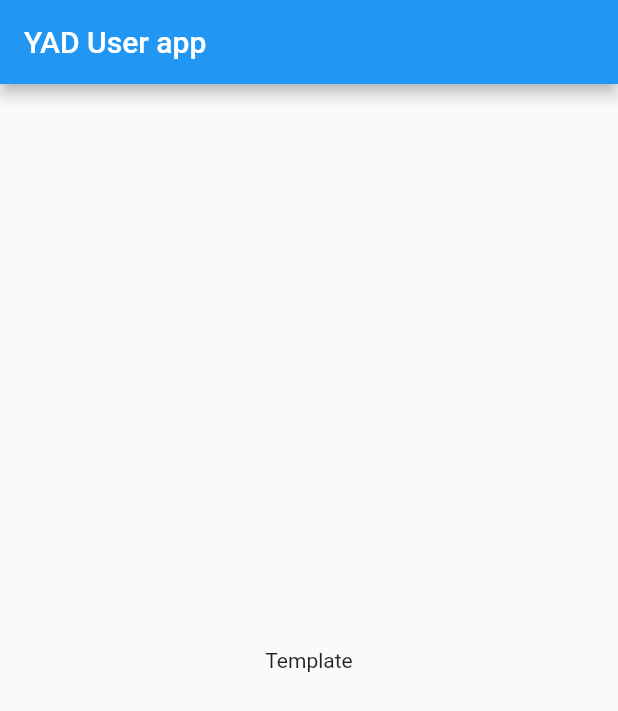
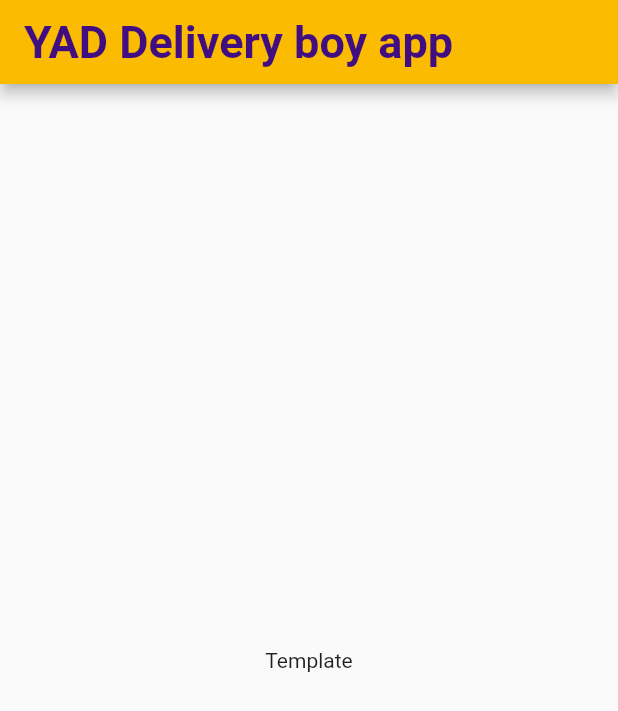
Before and after one commit to MAVIKE/yad-flutter, a Flutter app: the screen it shows after launch, on a phone screen of 412 x 824 dp. Shown: the top 711 px of the screen. Run offline on Flutter 3.47's test engine with Material 2 defaults, Android fonts, the phone set to English and light mode, and no system bars; our stand-ins replace built_collection, built_value, dio, flutter_bloc.

Commit message:
gh-22 Add theme

```diff
--- /dev/null
+++ b/lib/core/theme/i_theme/i_login_theme.dart
@@ -0,0 +1,8 @@
+part of 'i_theme.dart';
+
+abstract class ILoginTheme {
+  Color get buttonBackground;
+  Color get buttonForeground;
+  Color get cardBackground;
+  Color get cardForeground;
+}
--- /dev/null
+++ b/lib/core/theme/i_theme/i_profile_theme.dart
@@ -0,0 +1,15 @@
+part of "i_theme.dart";
+
+abstract class IProfileTheme {
+  Color get background;
+  Color get foreground;
+  Color get expandIconColor;
+  IconData get expandIcon;
+
+  Color get userBackground;
+  Color get userForeground;
+  Color get addressBackground;
+  Color get addressForeground;
+  Color get ordersBackground;
+  Color get ordersForeground;
+}
--- /dev/null
+++ b/lib/core/theme/i_theme/i_theme.dart
@@ -0,0 +1,13 @@
+import 'package:flutter/material.dart';
+part 'i_profile_theme.dart';
+part 'i_login_theme.dart';
+
+abstract class ITheme {
+  Color get inputBackground;
+  Color get inputForeground;
+
+  IProfileTheme get profileTheme;
+  ILoginTheme get loginTheme;
+  AppBarTheme get appBarTheme;
+  ThemeData get themeData;
+}
--- a/lib/main.dart
+++ b/lib/main.dart
@@ -1,21 +1,26 @@
 import 'package:flutter/material.dart';
+import 'package:flutter_bloc/flutter_bloc.dart';
+import 'package:yad/core/theme/i_theme/i_theme.dart';
+import 'package:yad/core/theme/light_theme/light_theme.dart';
 
 void main() {
-  runApp(MyApp());
+  runApp(RepositoryProvider<ITheme>(
+    create: (context) => LightTheme(),
+    child: MyApp(),
+  ));
 }
 
 class MyApp extends StatelessWidget {
   @override
   Widget build(BuildContext context) {
+    final theme = context.read<ITheme>();
     return MaterialApp(
       title: 'Flutter Demo',
       debugShowCheckedModeBanner: false,
-      theme: ThemeData(
-        primarySwatch: Colors.blue,
-      ),
+      theme: theme.themeData,
       home: Scaffold(
         appBar: AppBar(
-          title: Text("YAD User app"),
+          title: Text("YAD Delivery boy app"),
         ),
         body: Center(
           child: Text("Template"),
--- a/pubspec.yaml
+++ b/pubspec.yaml
@@ -18,7 +18,7 @@ publish_to: "none" # Remove this line if you wish to publish to pub.dev
 version: 1.0.0+1
 
 environment:
-  sdk: '>=2.12.0 <3.0.0'
+  sdk: ">=2.12.0 <3.0.0"
 
 dependencies:
   flutter:
@@ -30,6 +30,10 @@ dependencies:
   # The following adds the Cupertino Icons font to your application.
   # Use with the CupertinoIcons class for iOS style icons.
   cupertino_icons: ^1.0.2
+  riverpod:
+  flutter_riverpod:
+  bloc:
+  flutter_bloc:
 
 dev_dependencies:
   flutter_test:
--- /dev/null
+++ b/tmp/lib/core/theme/i_theme.dart
@@ -0,0 +1,32 @@
+import 'package:flutter/material.dart';
+
+abstract class ITheme {
+  Color get inputBackground;
+  Color get inputForeground;
+
+  IProfileTheme get profileTheme;
+  ILoginTheme get loginTheme;
+  AppBarTheme get appBarTheme;
+  ThemeData get themeData;
+}
+
+abstract class IProfileTheme {
+  Color get background;
+  Color get foreground;
+  Color get expandIconColor;
+  IconData get expandIcon;
+
+  Color get userBackground;
+  Color get userForeground;
+  Color get addressBackground;
+  Color get addressForeground;
+  Color get ordersBackground;
+  Color get ordersForeground;
+}
+
+abstract class ILoginTheme {
+  Color get buttonBackground;
+  Color get buttonForeground;
+  Color get cardBackground;
+  Color get cardForeground;
+}
```
Also changed, not shown: lib/core/theme/light_theme/light_login_theme.dart (added, +19 -0 lines), lib/core/theme/light_theme/light_profile_theme.dart (added, +33 -0 lines), lib/core/theme/light_theme/light_theme.dart (added, +50 -0 lines), lib/main_db.dart (+9 -4 lines), tmp/lib/core/theme/light_theme.dart (added, +97 -0 lines), pubspec.lock.
